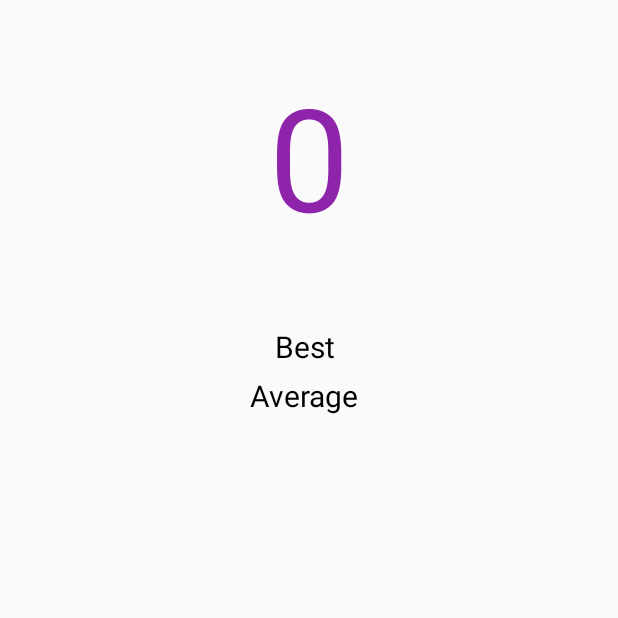
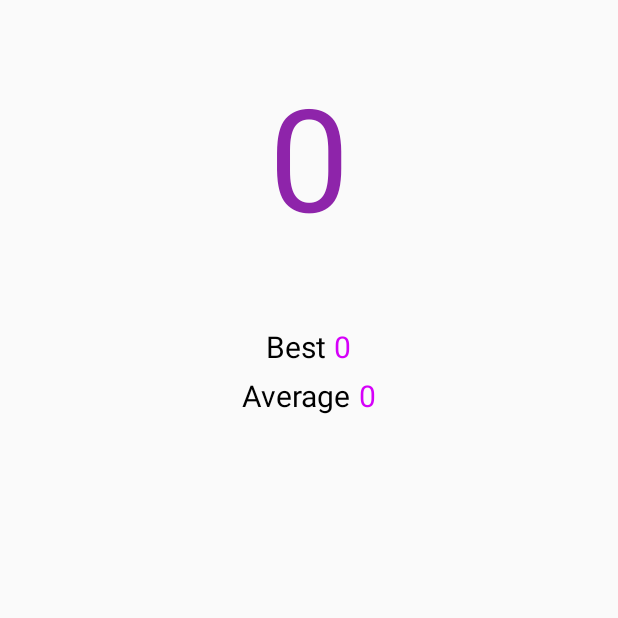
Before and after one commit to ryandancy/variant-tap, an Android app: the screen it shows after launch (PostGameActivity), on a phone screen of 412 x 824 dp, the top half of it. Run offline under Robolectric (Android 15) with nearby library versions, the phone set to English and light mode, and no system bars; libraries missing offline, so code that uses them is left out: com.github.lzyzsd.circleprogress; 6 statements that could not run were skipped.

Commit message:
Add best/average score tracking with shared prefs
Add "bestScore", "totalScore", and "timesPlayed" SharedPreferences,
which are used and updated by PostGameActivity and used for the best
and average score displays. It's totally insecure -- the root user can
change the shared preferences to whatever they want because it isn't
encrypted or anything -- but that doesn't matter because whenever Google
Play Games is eventually integrated, it won't use the values stored in
SharedPreferences.

```diff
--- a/app/src/main/java/ca/keal/varianttap/PostGameActivity.java
+++ b/app/src/main/java/ca/keal/varianttap/PostGameActivity.java
@@ -1,6 +1,7 @@
 package ca.keal.varianttap;
 
 import android.content.Intent;
+import android.content.SharedPreferences;
 import android.os.Bundle;
 import android.support.v7.app.AppCompatActivity;
 import android.util.Log;
@@ -23,6 +24,44 @@ public class PostGameActivity extends AppCompatActivity {
 
     TextView scoreText = (TextView) findViewById(R.id.post_score_text);
     scoreText.setText(String.valueOf(score));
+
+    // Get data from shared preferences
+    // The user is allowed to mess with the shared preferences, Google Play Games won't use them
+    // TODO: Google Play Games integration
+
+    SharedPreferences prefs = getPreferences(MODE_PRIVATE); // hopefully only one prefs file needed
+    int bestScore = prefs.getInt("bestScore", 0); // TODO extract into constants? "SCORE" too?
+    int totalScore = prefs.getInt("totalScore", 0);
+    int timesPlayed = prefs.getInt("timesPlayed", 0);
+
+    totalScore += score;
+    timesPlayed++;
+
+    // Update UI with shared preferences data
+
+    int average = totalScore / timesPlayed;
+    TextView averageText = (TextView) findViewById(R.id.average_score_text);
+    averageText.setText(String.valueOf(average));
+
+    int newBest = Math.max(bestScore, score);
+    TextView bestText = (TextView) findViewById(R.id.best_score_text);
+    bestText.setText(String.valueOf(newBest));
+
+    // Update shared preferences (and also update "New Best Score!" text's visibility)
+
+    SharedPreferences.Editor editor = prefs.edit();
+
+    if (score > bestScore) {
+      TextView newBestScoreText = (TextView) findViewById(R.id.new_best_score_text);
+      newBestScoreText.setVisibility(View.VISIBLE);
+
+      editor.putInt("bestScore", score);
+    }
+
+    editor.putInt("totalScore", totalScore);
+    editor.putInt("timesPlayed", timesPlayed);
+
+    editor.apply();
   }
 
   /**
```
